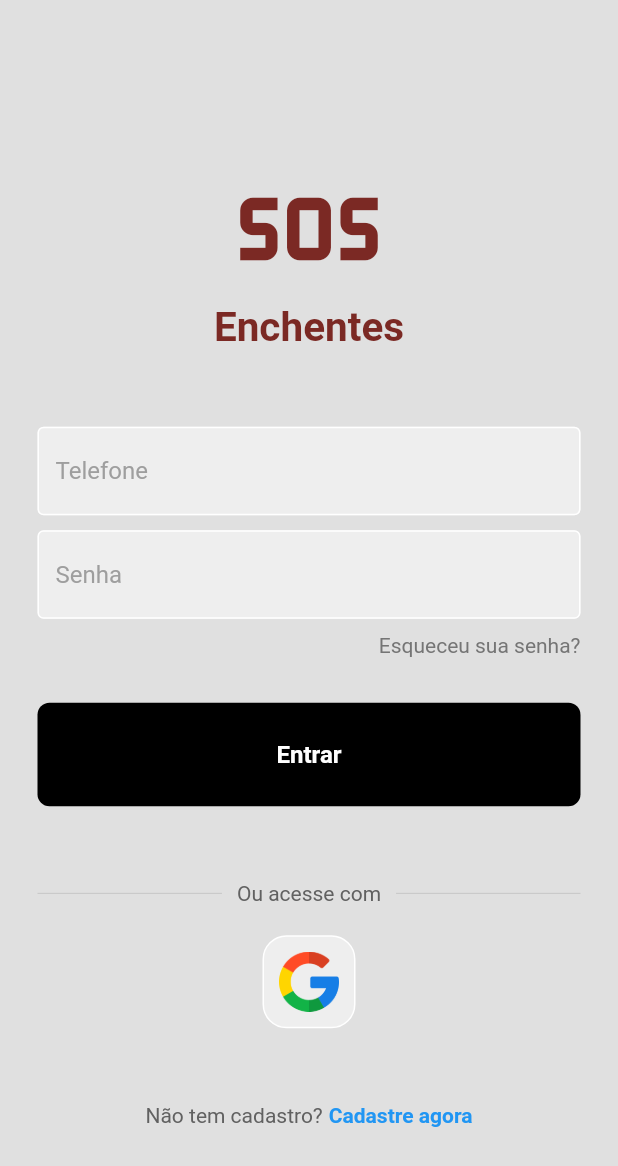
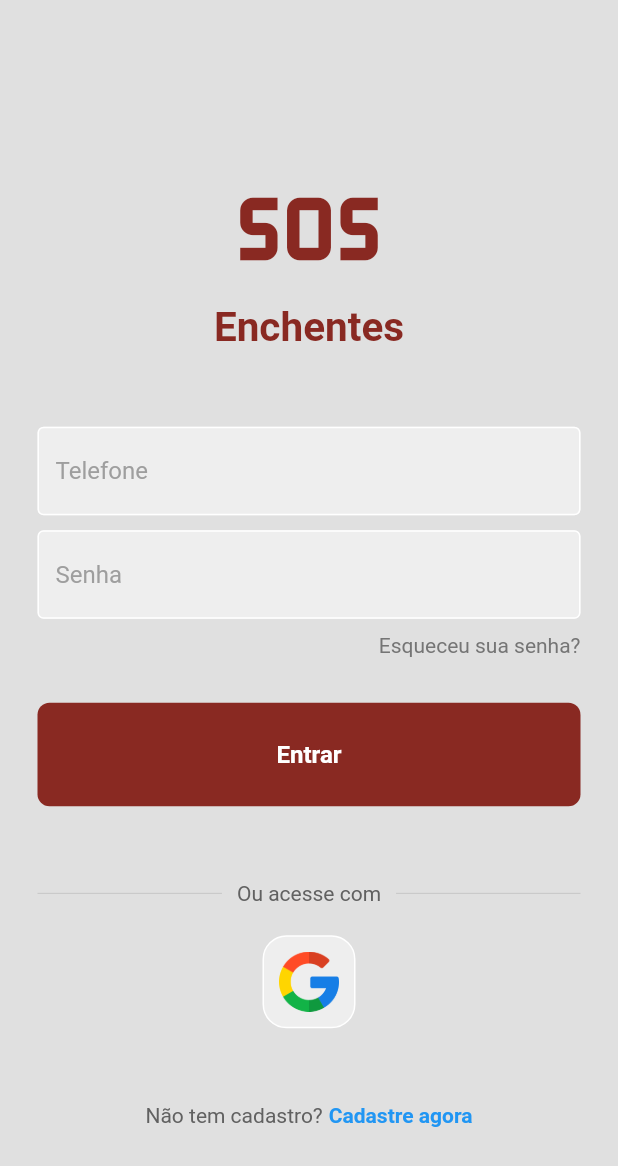
Before and after one commit to tabatasaantos/SOSFlood, a Flutter app: the screen it shows after launch, on a phone screen of 412 x 824 dp. Shown: the top 1166 px of the screen. Run offline on Flutter 3.47's test engine with Material 2 defaults, Android fonts, the light colour scheme and no system bars.

Commit message:
update color

```diff
--- a/lib/presentation/login_sos_page.dart
+++ b/lib/presentation/login_sos_page.dart
@@ -25,12 +25,12 @@ class LoginSOSPage extends StatelessWidget {
               const Icon(
                 Icons.sos_outlined,
                 size: 100,
-                color: Color.fromARGB(255, 123, 41, 36),
+                color: Color.fromARGB(255, 137, 41, 34),
               ),
               const Text(
                 'Enchentes',
                 style: TextStyle(
-                  color: Color.fromARGB(255, 123, 41, 36),
+                  color: Color.fromARGB(255, 137, 41, 34),
                   fontSize: 27,
                   fontWeight: FontWeight.bold,
                 ),
--- a/lib/widgets/button_sos_widget.dart
+++ b/lib/widgets/button_sos_widget.dart
@@ -13,7 +13,7 @@ class ButtonSOSWidget extends StatelessWidget {
         padding: const EdgeInsets.all(25),
         margin: const EdgeInsets.symmetric(horizontal: 25),
         decoration: BoxDecoration(
-          color: Colors.black,
+          color:const Color.fromARGB(255, 137, 41, 34),
           borderRadius: BorderRadius.circular(8),
         ),
         child: const Center(
```
